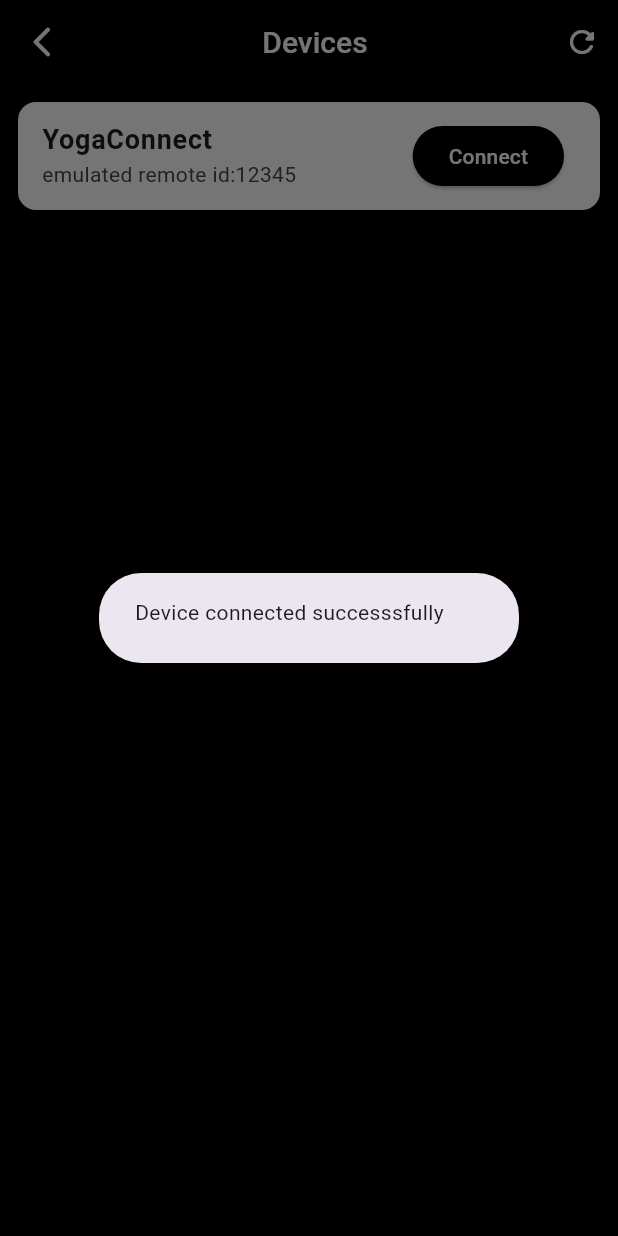
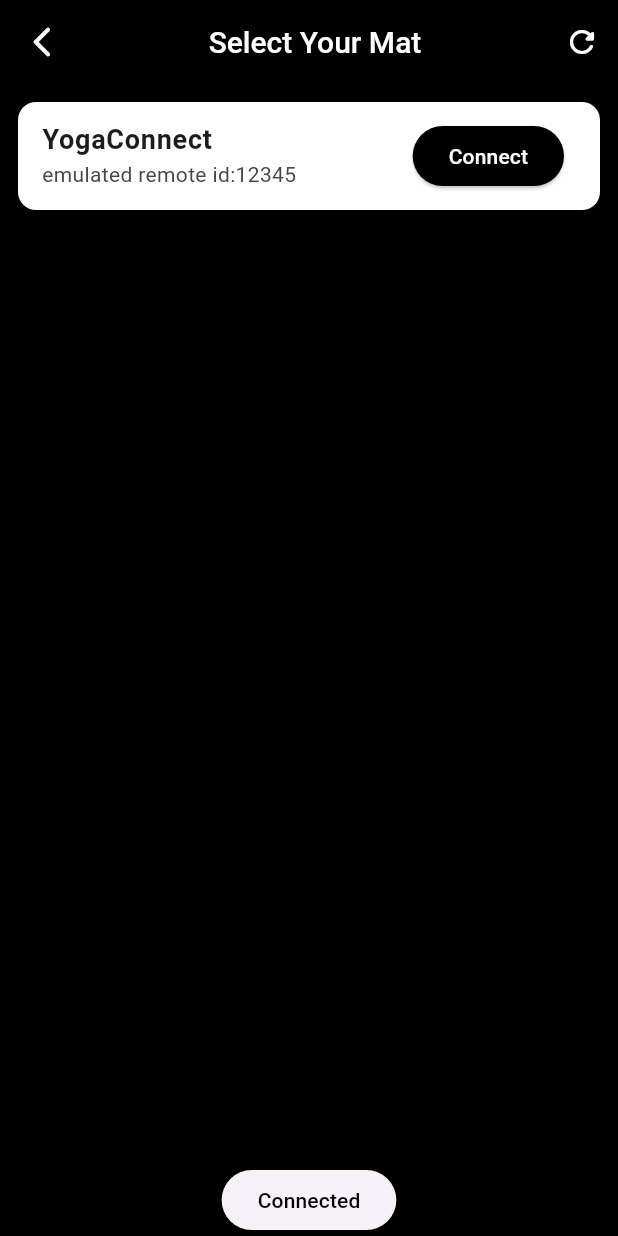
Before and after one commit to Double-O-Seven007/yogasmart_demo, a Flutter app: the DeviceListScreen screen opened by its route, after a tap on "Connect", on a phone screen of 412 x 824 dp. Run offline on Flutter 3.47's test engine with Material 3 defaults, Android fonts, the phone set to English and light mode, and no system bars; our stand-ins replace animated_text_kit, flutter_blue_plus; statements that could not run were skipped.

Commit message:
bluetooth done for now

```diff
--- a/lib/Routes/route_manager.dart
+++ b/lib/Routes/route_manager.dart
@@ -1,10 +1,14 @@
 import 'package:flutter/material.dart';
+import 'package:yogasmart_demo/Screens/connected_devices_screen.dart';
 import 'package:yogasmart_demo/Screens/device_list_screen.dart';
 import 'package:yogasmart_demo/Screens/home_screen.dart';
+import 'package:yogasmart_demo/Screens/paired_devices.dart';
 
 class RouteManager {
   static const String homeScreen = '/';
   static const String deviceListScreen = '/deviceListScreen';
+  static const String connectedDeviceScreen = '/connectedDeviceScreen';
+  static const String pairedDeviceScreen = '/pairedDeviceScreen';
 
   static Route<dynamic> routeManager(RouteSettings settings) {
     switch (settings.name) {
@@ -16,6 +20,14 @@ class RouteManager {
         return MaterialPageRoute(
           builder: (context) => DeviceListScreen(),
         );
+      case connectedDeviceScreen:
+        return MaterialPageRoute(
+          builder: (context) => ConnectedDevicesScreen(),
+        );
+      case pairedDeviceScreen:
+        return MaterialPageRoute(
+          builder: (context) => PairedDeviceScreen(),
+        );
       default:
         throw const FormatException('There is something wrong with the route');
     }
--- a/lib/Screens/device_list_screen.dart
+++ b/lib/Screens/device_list_screen.dart
@@ -1,6 +1,7 @@
 import 'package:flutter/material.dart';
 import 'package:flutter_blue_plus/flutter_blue_plus.dart';
 import 'package:provider/provider.dart';
+import 'package:yogasmart_demo/Routes/route_manager.dart';
 import 'package:yogasmart_demo/Services/bluetooth_connect.dart';
 import 'package:yogasmart_demo/Widgets/custom_card.dart';
 
@@ -29,7 +30,7 @@ class DeviceListScreen extends StatelessWidget {
           mainAxisAlignment: MainAxisAlignment.center,
           children: [
             Text(
-              'Devices',
+              'Select Your Mat',
               style: TextStyle(
                 color: Colors.white,
                 fontSize: 20,
@@ -57,30 +58,35 @@ class DeviceListScreen extends StatelessWidget {
                   Padding(
                     padding: const EdgeInsets.all(8.0),
                     child: CustomCard(
+                      buttonText: 'Connect',
                       title: 'YogaConnect',
                       subtitle: 'emulated remote id:12345',
-                      onPressed: () {},
+                      onPressConnect: () async {
+                        await Duration(seconds: 3);
+                        CircularProgressIndicator();
+                      },
                     ),
                   ),
                   Expanded(
                     child: ListView.builder(
-                      // shrinkWrap: true,
                       itemCount: snapshot.data!.length,
                       itemBuilder: (context, index) {
                         final data = snapshot.data![index];
-                        value.bluetoothDevice = data.device;
                         return data.device.platformName.isNotEmpty
                             ? Padding(
                                 padding: const EdgeInsets.all(8.0),
                                 child: CustomCard(
-                                  // tileTap: () =>
-                                  //     value.selectDevice(data.device),
+                                  buttonText: 'Connect',
                                   title: data.device.platformName,
                                   subtitle: '${data.device.remoteId}',
-                                  onPressed: () async {
-                                    // var device = data.device;
-                                    value.connectToDevice();
-                                    value.getConnectedDevices();
+                                  onPressConnect: () async {
+                                    value.selectDevice(data.device);
+                                    value.disconnectDevice();
+                                    value.listenForDisconnection();
+
+                                    // value.getConnectedDevices();
+                                    print(
+                                        'connected: ${value.getConnectedDevices()}');
                                   },
                                 ),
                               )
@@ -88,6 +94,20 @@ class DeviceListScreen extends StatelessWidget {
                       },
                     ),
                   ),
+                  SafeArea(
+                    child: ElevatedButton(
+                      onPressed: () {
+                        Navigator.of(context)
+                            .pushNamed(RouteManager.connectedDeviceScreen);
+                      },
+                      child: Text(
+                        'Connected',
+                        style: TextStyle(
+                          color: Colors.black,
+                        ),
+                      ),
+                    ),
+                  )
                 ],
               );
             } else {
--- a/lib/Widgets/custom_card.dart
+++ b/lib/Widgets/custom_card.dart
@@ -8,12 +8,13 @@ class CustomCard extends StatelessWidget {
     this.title,
     this.subtitle,
     // this.tileTap,
-    required this.onPressed,
+    required this.onPressConnect,
+    required this.buttonText,
   });
   String? title;
   String? subtitle;
-  Function() onPressed;
-  // Function()? tileTap;
+  String buttonText;
+  Function() onPressConnect;
   @override
   Widget build(BuildContext context) {
     return Consumer<BTConnect>(
@@ -22,7 +23,6 @@ class CustomCard extends StatelessWidget {
         child: Column(
           children: [
             ListTile(
-              // onTap: tileTap,
               title: Text(
                 '${title}',
                 style: TextStyle(
@@ -35,18 +35,20 @@ class CustomCard extends StatelessWidget {
                 style: ElevatedButton.styleFrom(
                   backgroundColor: Colors.black,
                 ),
-                onPressed: () {
-                  value.btPermissionGranted();
-                  value.listenForDisconnection();
-                  showDialog(
-                    context: context,
-                    builder: (context) => AlertDialog(
-                      content: Text('Device connected successsfully'),
-                    ),
-                  );
-                },
+                onPressed: onPressConnect,
+
+                // () {
+                //   // value.btPermissionGranted();
+                //   // value.listenForDisconnection();
+                //   // showDialog(
+                //   //   context: context,
+                //   //   builder: (context) => AlertDialog(
+                //   //     content: Text('Device connected successsfully'),
+                //   //   ),
+                //   // );
+                // },
                 child: Text(
-                  'Connect',
+                  buttonText,
                   style: TextStyle(
                     color: Colors.white,
                   ),
```
Also changed, not shown: lib/Screens/connected_devices_screen.dart (added, +83 -0 lines), lib/Screens/home_screen.dart (+0 -14 lines), lib/Screens/paired_devices.dart (added, +61 -0 lines), lib/Services/bluetooth_connect.dart (+46 -43 lines), remote_id.txt (added).
